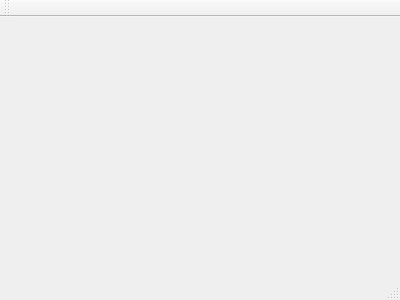
Before: the Qt Designer form mainwindow.ui in oleflaten/QtOpenGL, drawn with Qt 5.
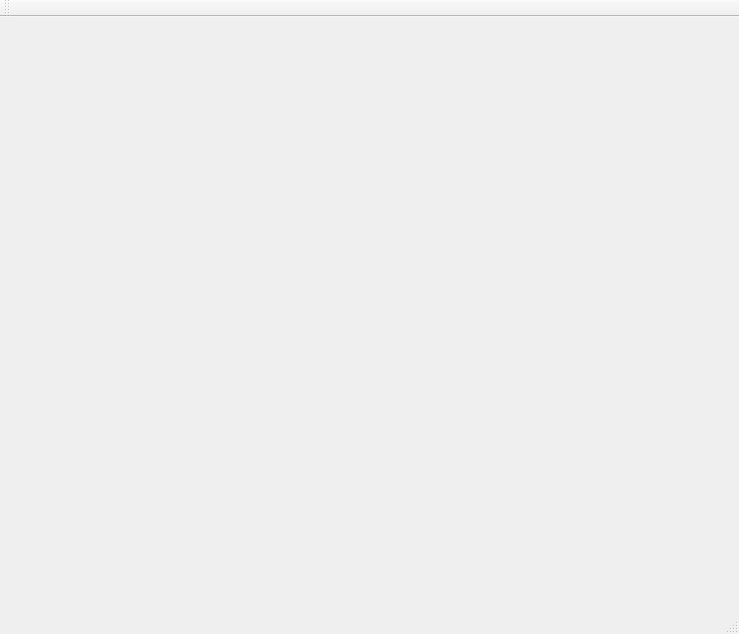
After: the same form once the commit is applied.

Commit message:
Added VerticalLayout to hold RenderWindow
No RenderWindow yet.

Patch:
```diff
--- a/mainwindow.ui
+++ b/mainwindow.ui
@@ -1,24 +1,51 @@
 <ui version="4.0">
  <class>MainWindow</class>
- <widget class="QMainWindow" name="MainWindow" >
-  <property name="geometry" >
+ <widget class="QMainWindow" name="MainWindow">
+  <property name="geometry">
    <rect>
     <x>0</x>
     <y>0</y>
-    <width>400</width>
-    <height>300</height>
+    <width>739</width>
+    <height>634</height>
    </rect>
   </property>
   <property name="windowTitle" >
    <string>MainWindow</string>
   </property>
-  <widget class="QMenuBar" name="menuBar" />
-  <widget class="QToolBar" name="mainToolBar" />
-  <widget class="QWidget" name="centralWidget" />
-  <widget class="QStatusBar" name="statusBar" />
+  <widget class="QWidget" name="centralWidget">
+   <widget class="QWidget" name="verticalLayoutWidget">
+    <property name="geometry">
+     <rect>
+      <x>50</x>
+      <y>230</y>
+      <width>641</width>
+      <height>321</height>
+     </rect>
+    </property>
+    <layout class="QVBoxLayout" name="renderLayout"/>
+   </widget>
+  </widget>
+  <widget class="QMenuBar" name="menuBar">
+   <property name="geometry">
+    <rect>
+     <x>0</x>
+     <y>0</y>
+     <width>739</width>
+     <height>22</height>
+    </rect>
+   </property>
+  </widget>
+  <widget class="QToolBar" name="mainToolBar">
+   <attribute name="toolBarArea">
+    <enum>TopToolBarArea</enum>
+   </attribute>
+   <attribute name="toolBarBreak">
+    <bool>false</bool>
+   </attribute>
+  </widget>
+  <widget class="QStatusBar" name="statusBar"/>
  </widget>
- <layoutDefault spacing="6" margin="11" />
- <pixmapfunction></pixmapfunction>
+ <layoutdefault spacing="6" margin="11"/>
  <resources/>
  <connections/>
 </ui>
```
Left out of the diff: 3 changed lines with no effect on the pictures.
